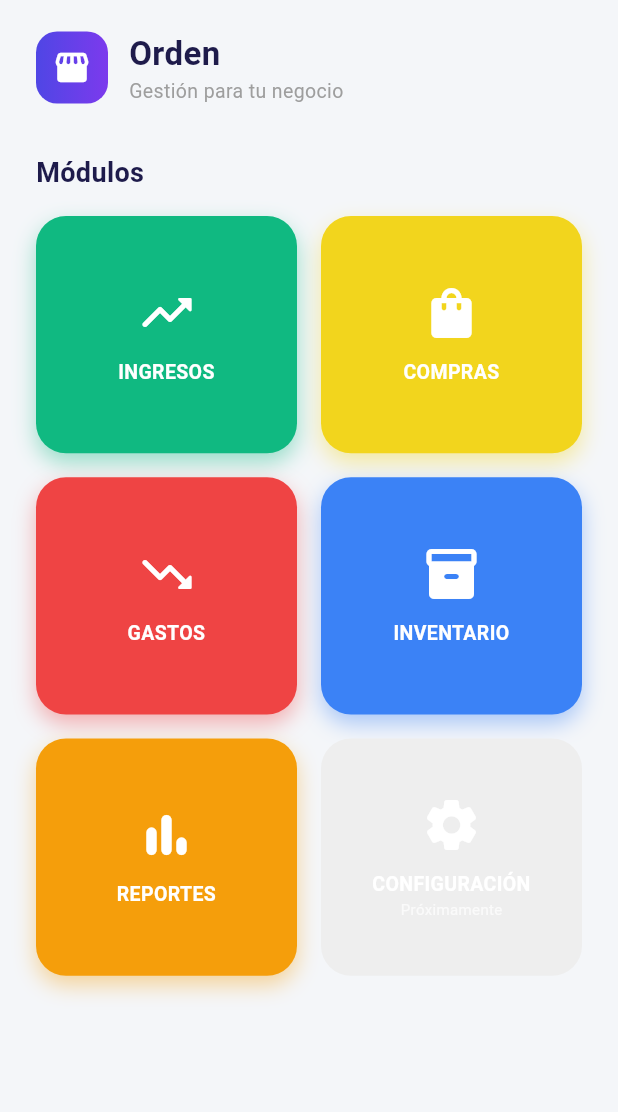
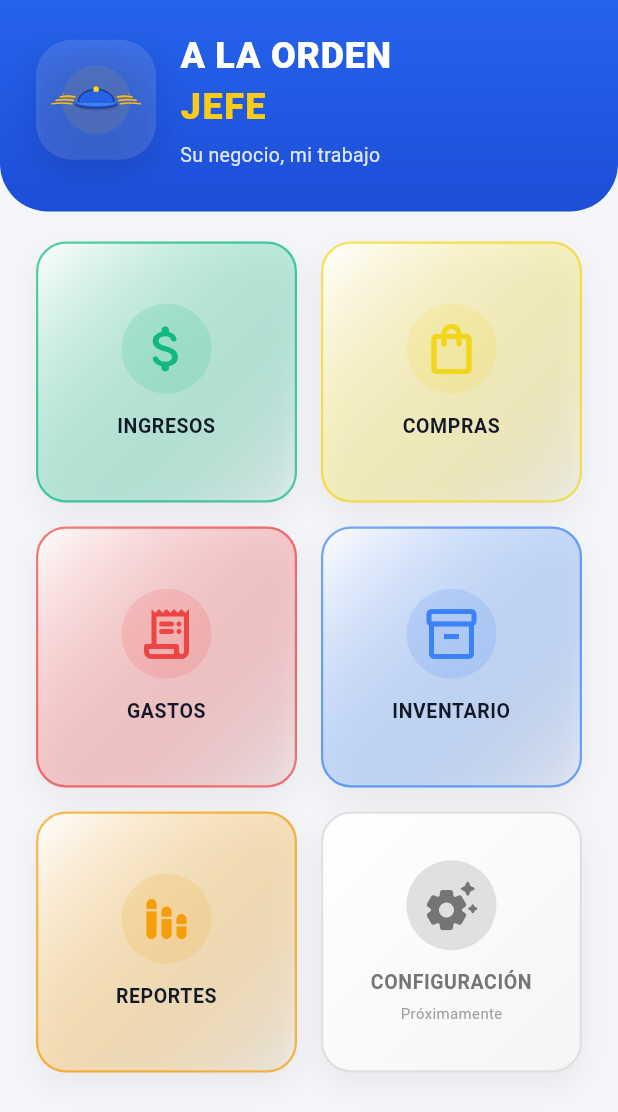
Before and after one commit to Wissbegierde/orden, a Flutter app: the screen it shows after launch, on a phone screen of 412 x 824 dp. Shown: the top 1112 px of the screen. Run offline on Flutter 3.47's test engine with Material 3 defaults, Android fonts, the phone set to English and light mode, and no system bars; our stand-ins replace cloud_firestore, firebase_core, fl_chart, flutter_svg, speech_to_text; accounts and stored records are empty.

Commit message:
Arreglo de interfaz y error de  modulo compras

```diff
--- a/lib/models/shopping.dart
+++ b/lib/models/shopping.dart
@@ -1,14 +1,12 @@
 import 'package:cloud_firestore/cloud_firestore.dart';
 
-enum PaymentType { efectivo, nequi, transferencia, tarjeta, credito }
+enum PaymentType { efectivo, transferencia, tarjeta, credito }
 
 extension PaymentTypeExtension on PaymentType {
   String get label {
     switch (this) {
       case PaymentType.efectivo:
         return 'Efectivo';
-      case PaymentType.nequi:
-        return 'Nequi';
       case PaymentType.transferencia:
         return 'Transferencia';
       case PaymentType.tarjeta:
--- a/lib/screens/home_screen.dart
+++ b/lib/screens/home_screen.dart
@@ -1,10 +1,10 @@
 import 'package:flutter/material.dart';
+import 'package:flutter_svg/flutter_svg.dart';
 import '../widgets/module_card.dart';
 import 'income/income_screen.dart';
 import 'bills/bills_screen.dart';
 import 'shopping/shopping_screen.dart';
 import 'reports/global_reports_screen.dart';
-
 import 'inventory/inventory_screen.dart';
 
 class HomeScreen extends StatelessWidget {
@@ -15,68 +15,104 @@ class HomeScreen extends StatelessWidget {
     return Scaffold(
       backgroundColor: const Color(0xFFF4F6F9),
       body: SafeArea(
-        child: Padding(
-          padding: const EdgeInsets.symmetric(horizontal: 24, vertical: 20),
         child: Column(
-            crossAxisAlignment: CrossAxisAlignment.start,
           children: [
             // Header
-              Row(
-                children: [
             Container(
-                    height: 48,
-                    width: 48,
-                    decoration: BoxDecoration(
-                      gradient: const LinearGradient(
-                        colors: [Color(0xFF4F46E5), Color(0xFF7C3AED)],
+              width: double.infinity,
+              decoration: const BoxDecoration(
+                gradient: LinearGradient(
+                  colors: [Color(0xFF2563EB), Color(0xFF1D4ED8)],
+                  begin: Alignment.topCenter,
+                  end: Alignment.bottomCenter,
                 ),
-                      borderRadius: BorderRadius.circular(14),
-                    ),
-                    child: const Icon(
-                      Icons.storefront_rounded,
-                      color: Colors.white,
-                      size: 26,
+                borderRadius: BorderRadius.only(
+                  bottomLeft: Radius.circular(32),
+                  bottomRight: Radius.circular(32),
                 ),
               ),
-                  const SizedBox(width: 14),
-                  Column(
+              padding: const EdgeInsets.fromLTRB(24, 20, 24, 28),
+              child: Column(
+                mainAxisSize: MainAxisSize.min,
+                children: [
+                  Row(
+                    crossAxisAlignment: CrossAxisAlignment.center,
+                    children: [
+                      SizedBox(
+                        width: 80,
+                        height: 80,
+                        child: DecoratedBox(
+                          decoration: BoxDecoration(
+                            color: Colors.white.withOpacity(0.12),
+                            borderRadius: BorderRadius.circular(24),
+                            boxShadow: [
+                              BoxShadow(
+                                color: Colors.black.withOpacity(0.12),
+                                blurRadius: 18,
+                                offset: const Offset(0, 8),
+                              ),
+                            ],
+                          ),
+                          child: Padding(
+                            padding: const EdgeInsets.all(10.0),
+                            child: SvgPicture.asset(
+                              'assets/logo.svg',
+                              fit: BoxFit.contain,
+                            ),
+                          ),
+                        ),
+                      ),
+                      const SizedBox(width: 16),
+                      Expanded(
+                        child: Column(
                           crossAxisAlignment: CrossAxisAlignment.start,
                           children: const [
                             Text(
-                        'Orden',
+                              'A LA ORDEN',
                               style: TextStyle(
-                          fontSize: 22,
-                          fontWeight: FontWeight.bold,
-                          color: Color(0xFF1E1B4B),
+                                fontSize: 24,
+                                fontWeight: FontWeight.w800,
+                                letterSpacing: 0.5,
+                                color: Colors.white,
                               ),
                             ),
                             Text(
-                        'Gestión para tu negocio',
-                        style: TextStyle(fontSize: 13, color: Colors.grey),
+                              'JEFE',
+                              style: TextStyle(
+                                fontSize: 24,
+                                fontWeight: FontWeight.w900,
+                                letterSpacing: 1,
+                                color: Color(0xFFFACC15),
+                              ),
+                            ),
+                            SizedBox(height: 6),
+                            Text(
+                              'Su negocio, mi trabajo',
+                              style: TextStyle(
+                                color: Color(0xFFE0E7FF),
+                                fontSize: 13,
+                              ),
+                            ),
+                          ],
+                        ),
                       ),
                     ],
                   ),
                 ],
               ),
-              const SizedBox(height: 32),
-              const Text(
-                'Módulos',
-                style: TextStyle(
-                  fontSize: 18,
-                  fontWeight: FontWeight.w700,
-                  color: Color(0xFF1E1B4B),
             ),
-              ),
-              const SizedBox(height: 16),
+            const SizedBox(height: 20),
             Expanded(
+              child: Padding(
+                padding: const EdgeInsets.symmetric(horizontal: 24),
                 child: GridView.count(
                   crossAxisCount: 2,
                   crossAxisSpacing: 16,
                   mainAxisSpacing: 16,
-                  childAspectRatio: 1.1,
+                  childAspectRatio: 1,
                   children: [
                     ModuleCard(
-                      icon: Icons.trending_up_rounded,
+                      icon: Icons.attach_money_rounded,
                       label: 'INGRESOS',
                       color: const Color(0xFF10B981),
                       onTap: () => Navigator.push(
@@ -85,7 +121,7 @@ class HomeScreen extends StatelessWidget {
                       ),
                     ),
                     ModuleCard(
-                      icon: Icons.shopping_bag,
+                      icon: Icons.shopping_bag_outlined,
                       label: 'COMPRAS',
                       color: const Color(0xFFF2D51D),
                       onTap: () => Navigator.push(
@@ -94,7 +130,7 @@ class HomeScreen extends StatelessWidget {
                       ),
                     ),
                     ModuleCard(
-                      icon: Icons.trending_down_rounded,
+                      icon: Icons.receipt_long_rounded,
                       label: 'GASTOS',
                       color: const Color(0xFFEF4444),
                       onTap: () => Navigator.push(
@@ -103,7 +139,7 @@ class HomeScreen extends StatelessWidget {
                       ),
                     ),
                     ModuleCard(
-                      icon: Icons.inventory_2_rounded,
+                      icon: Icons.inventory_2_outlined,
                       label: 'INVENTARIO',
                       color: const Color(0xFF3B82F6),
                       onTap: () => Navigator.push(
@@ -114,7 +150,7 @@ class HomeScreen extends StatelessWidget {
                       ),
                     ),
                     ModuleCard(
-                      icon: Icons.bar_chart_rounded,
+                      icon: Icons.stacked_bar_chart_rounded,
                       label: 'REPORTES',
                       color: const Color(0xFFF59E0B),
                       onTap: () => Navigator.push(
@@ -125,7 +161,7 @@ class HomeScreen extends StatelessWidget {
                       ),
                     ),
                     ModuleCard(
-                      icon: Icons.settings_rounded,
+                      icon: Icons.settings_suggest_rounded,
                       label: 'CONFIGURACIÓN',
                       color: const Color(0xFF6B7280),
                       enabled: false,
@@ -133,8 +169,8 @@ class HomeScreen extends StatelessWidget {
                   ],
                 ),
               ),
+            ),
           ],
-          ),
         ),
       ),
     );
--- a/lib/screens/shopping/register_purchase_screen.dart
+++ b/lib/screens/shopping/register_purchase_screen.dart
@@ -260,7 +260,7 @@ class _RegisterPurchaseScreenState extends State<RegisterPurchaseScreen> {
 
               // Producto (opcional - integra con inventario)
               const Text(
-                'Producto (opcional)',
+                'Producto',
                 style: TextStyle(fontWeight: FontWeight.w600, fontSize: 14),
               ),
               const SizedBox(height: 6),
@@ -270,7 +270,7 @@ class _RegisterPurchaseScreenState extends State<RegisterPurchaseScreen> {
                   final products = snap.data ?? [];
                   return DropdownButtonFormField<Product>(
                     value: _selectedProduct,
-                    hint: const Text('Sin producto (solo compra)'),
+                    hint: const Text('Seleccione el producto...'),
                     decoration: InputDecoration(
                       border: OutlineInputBorder(
                         borderRadius: BorderRadius.circular(10),
@@ -281,6 +281,7 @@ class _RegisterPurchaseScreenState extends State<RegisterPurchaseScreen> {
                             const BorderSide(color: Color(0xFFF2D51D), width: 2),
                       ),
                     ),
+                    isExpanded: true,
                     items: products
                         .map((p) => DropdownMenuItem(
                               value: p,
--- a/lib/screens/shopping/reports_screen.dart
+++ b/lib/screens/shopping/reports_screen.dart
@@ -74,7 +74,6 @@ class _ReportsScreenState extends State<ReportsScreen>
         24,
         (_) => {
           PaymentType.efectivo: 0.0,
-          PaymentType.nequi: 0.0,
           PaymentType.credito: 0.0,
           PaymentType.transferencia: 0.0,
           PaymentType.tarjeta: 0.0,
@@ -91,7 +90,6 @@ class _ReportsScreenState extends State<ReportsScreen>
         7,
         (_) => {
           PaymentType.efectivo: 0.0,
-          PaymentType.nequi: 0.0,
           PaymentType.credito: 0.0,
           PaymentType.transferencia: 0.0,
           PaymentType.tarjeta: 0.0,
@@ -111,7 +109,6 @@ class _ReportsScreenState extends State<ReportsScreen>
         numWeeks,
         (_) => {
           PaymentType.efectivo: 0.0,
-          PaymentType.nequi: 0.0,
           PaymentType.credito: 0.0,
           PaymentType.transferencia: 0.0,
           PaymentType.tarjeta: 0.0,
@@ -131,8 +128,6 @@ class _ReportsScreenState extends State<ReportsScreen>
     switch (type) {
       case PaymentType.efectivo:
         return const Color(0xFF10B981);
-      case PaymentType.nequi:
-        return const Color(0xFF8B5CF6);
       case PaymentType.credito:
         return const Color(0xFFEF4444);
       case PaymentType.transferencia:
--- a/lib/screens/shopping/shopping_screen.dart
+++ b/lib/screens/shopping/shopping_screen.dart
@@ -238,8 +238,6 @@ class _PurchaseTile extends StatelessWidget {
     switch (shopping.paymentType) {
       case PaymentType.efectivo:
         return const Color(0xFF10B981);
-      case PaymentType.nequi:
-        return const Color(0xFFEF4444);
       case PaymentType.transferencia:
         return const Color(0xFF3B82F6);
       case PaymentType.tarjeta:
--- a/lib/widgets/module_card.dart
+++ b/lib/widgets/module_card.dart
@@ -18,43 +18,77 @@ class ModuleCard extends StatelessWidget {
 
   @override
   Widget build(BuildContext context) {
-    return GestureDetector(
+    return Material(
+      color: Colors.transparent,
+      borderRadius: BorderRadius.circular(20),
+      child: InkWell(
+        borderRadius: BorderRadius.circular(20),
         onTap: enabled ? onTap : null,
         child: AnimatedContainer(
-        duration: const Duration(milliseconds: 150),
+          duration: const Duration(milliseconds: 200),
+          padding: const EdgeInsets.symmetric(horizontal: 16, vertical: 18),
           decoration: BoxDecoration(
-          color: enabled ? color : Colors.grey.shade200,
+            gradient: LinearGradient(
+              colors: [
+                Colors.white,
+                enabled ? color.withOpacity(0.06) : Colors.grey.shade100,
+              ],
+              begin: Alignment.topLeft,
+              end: Alignment.bottomRight,
+            ),
             borderRadius: BorderRadius.circular(20),
-          boxShadow: enabled
-              ? [
+            border: Border.all(
+              color: enabled ? color.withOpacity(0.7) : Colors.grey.shade300,
+              width: 1.5,
+            ),
+            boxShadow: [
               BoxShadow(
-                    color: color.withValues(alpha: 0.4),
-                    blurRadius: 12,
-                    offset: const Offset(0, 6),
+                color: Colors.black.withOpacity(0.06),
+                blurRadius: 18,
+                offset: const Offset(0, 8),
               ),
-                ]
-              : [],
+            ],
           ),
           child: Column(
             mainAxisAlignment: MainAxisAlignment.center,
             children: [
-            Icon(icon, size: 40, color: Colors.white),
-            const SizedBox(height: 10),
+              Container(
+                width: 60,
+                height: 60,
+                decoration: BoxDecoration(
+                  shape: BoxShape.circle,
+                  color: enabled ? color.withOpacity(0.15) : Colors.grey.shade300,
+                ),
+                child: Icon(
+                  icon,
+                  size: 40,
+                  color: enabled ? color : Colors.grey.shade600,
+                ),
+              ),
+              const SizedBox(height: 12),
               Text(
                 label,
                 textAlign: TextAlign.center,
                 style: TextStyle(
-                color: Colors.white,
-                fontWeight: FontWeight.bold,
+                  color: enabled ? const Color(0xFF111827) : Colors.grey.shade600,
+                  fontWeight: FontWeight.w700,
                   fontSize: 13,
+                  letterSpacing: 0.4,
                 ),
               ),
               if (!enabled)
-              Text(
+                Padding(
+                  padding: const EdgeInsets.only(top: 4.0),
+                  child: Text(
                     'Próximamente',
-                style: TextStyle(color: Colors.white70, fontSize: 10),
+                    style: TextStyle(
+                      color: Colors.grey.shade500,
+                      fontSize: 10,
+                    ),
+                  ),
                 ),
             ],
+          ),
         ),
       ),
     );
--- a/pubspec.yaml
+++ b/pubspec.yaml
@@ -49,6 +49,9 @@ dependencies:
   # Charts
   fl_chart: ^0.69.0
 
+  #svg
+  flutter_svg: ^2.0.10
+
 dev_dependencies:
   flutter_test:
     sdk: flutter
@@ -65,6 +68,8 @@ dev_dependencies:
 
 # The following section is specific to Flutter packages.
 flutter:
+  assets:
+    - assets/logo.svg
 
   # The following line ensures that the Material Icons font is
   # included with your application, so that you can use the icons in
```
Also changed, not shown: assets/logo.svg (added), pubspec.lock. Lines whose indentation alone changed are shown as unchanged.
